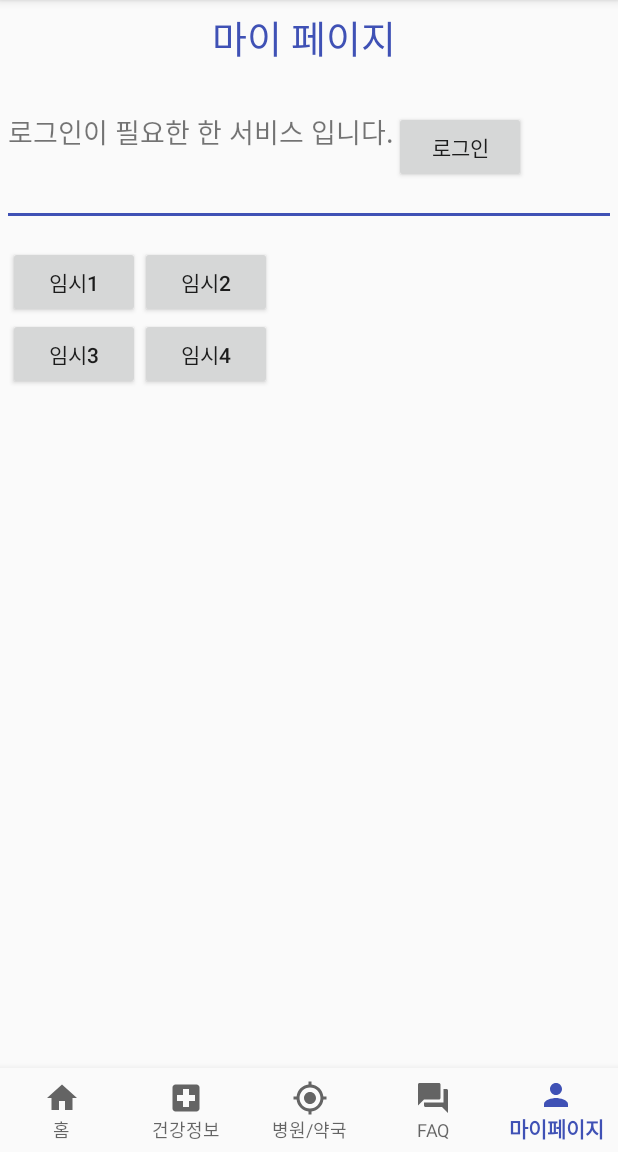
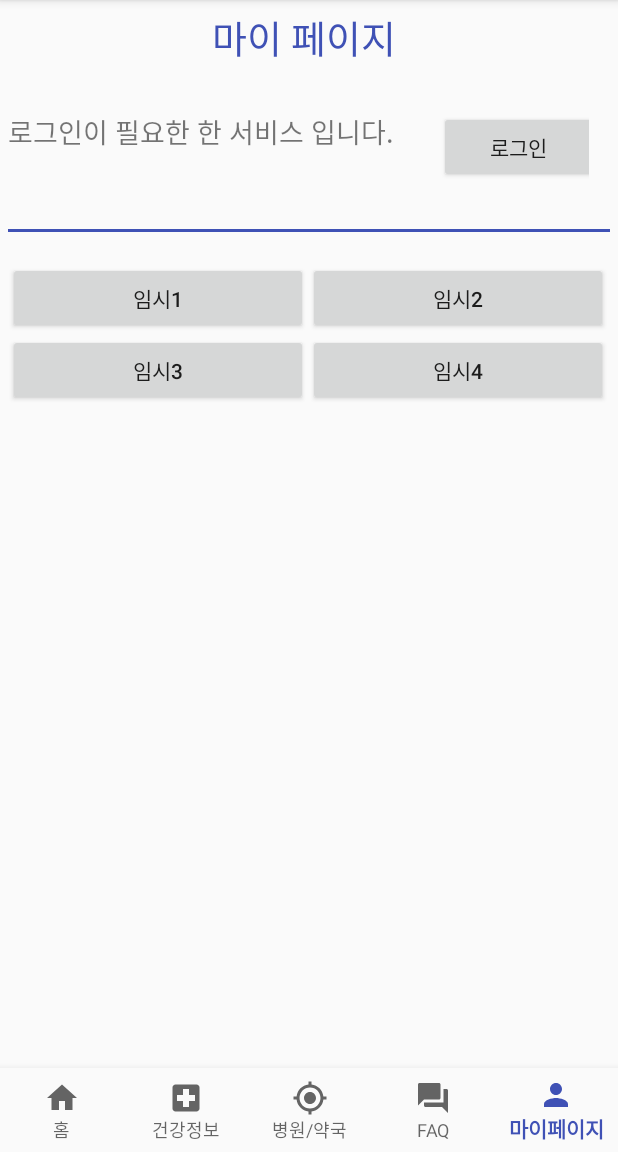
Before and after one commit to sangkyukwon/samplee, an Android app: the screen it shows after launch (MainActivity), item 5 of the bottom bar chosen, on a phone screen of 412 x 824 dp, the part 84-1236 px from its top. Run offline under Robolectric (Android 15) with nearby library versions, the phone set to English and light mode, and no system bars; libraries missing offline, so code that uses them is left out: com.kakao.auth, com.kakao.usermgmt, com.naver.maps; 5 statements that could not run were skipped.

```diff
--- a/app/src/main/java/com/example/samsung/sample/menu3.java
+++ b/app/src/main/java/com/example/samsung/sample/menu3.java
@@ -5,6 +5,18 @@ import android.view.LayoutInflater;
 import android.view.View;
 import android.view.ViewGroup;
 import android.widget.Button;
+
+import com.naver.maps.map.MapFragment;
+import com.naver.maps.map.NaverMap;
+import com.naver.maps.map.OnMapReadyCallback;
+import com.naver.maps.map.UiSettings;
+import com.naver.maps.map.overlay.InfoWindow;
+import com.naver.maps.map.overlay.Marker;
+import com.naver.maps.map.util.FusedLocationSource;
+
+import java.util.ArrayList;
+import java.util.List;
+
 import androidx.fragment.app.FragmentManager;
 import androidx.fragment.app.FragmentTransaction;
 
@@ -13,11 +25,15 @@ import androidx.annotation.Nullable;
 import androidx.fragment.app.Fragment;
 
 
-public class menu3 extends Fragment {
+public class menu3 extends Fragment implements OnMapReadyCallback {
     hos fragment1;
     hos2 fragment2;
-
-
+    private static final int ACCESS_LOCATION_PERMISSION_REQUEST_CODE = 100;
+    private FusedLocationSource locationSource;
+    private NaverMap naverMap;
+    private InfoWindow infoWindow;
+    private List<Marker> markerList = new ArrayList<Marker>();
+    private boolean isCameraAnimated = false;
 
 
 
@@ -25,29 +41,63 @@ public class menu3 extends Fragment {
     @Override
     public View onCreateView(@NonNull LayoutInflater inflater, @Nullable ViewGroup container, @Nullable Bundle savedInstanceState) {
         View view = inflater.inflate(R.layout.activity_main3, container, false);
-         fragment1 = new hos();
-         fragment2 = new hos2();
 
-        Button button1=(Button)view.findViewById(R.id.button1);
-        button1.setOnClickListener(new View.OnClickListener() {
-            @Override
-            public void onClick(View v) {
-              getActivity().getSupportFragmentManager().beginTransaction().replace(R.id.map,fragment1);
 
-            }
-        });
+        MapFragment mapFragment = (MapFragment)getActivity().getSupportFragmentManager().findFragmentById(R.id.map);
+        if (mapFragment == null) {
+            mapFragment = MapFragment.newInstance();
+            getActivity().getSupportFragmentManager().beginTransaction().add(R.id.map, mapFragment).commit();
+        }
 
-        Button button2= (Button)view.findViewById(R.id.button2);
-        button2.setOnClickListener(new View.OnClickListener() {
-            @Override
-            public void onClick(View v) {
-                getActivity().getSupportFragmentManager().beginTransaction().replace(R.id.map,fragment2);
-            }
-        });
+
+
+        mapFragment.getMapAsync(this);
+
+//         fragment1 = new hos();
+//         fragment2 = new hos2();
+//
+//        Button button1=(Button)view.findViewById(R.id.button1);
+//        button1.setOnClickListener(new View.OnClickListener() {
+//            @Override
+//            public void onClick(View v) {
+//              getActivity().getSupportFragmentManager().beginTransaction().replace(R.id.map,fragment1);
+//
+//            }
+//        });
+//
+//        Button button2= (Button)view.findViewById(R.id.button2);
+//        button2.setOnClickListener(new View.OnClickListener() {
+//            @Override
+//            public void onClick(View v) {
+//                getActivity().getSupportFragmentManager().beginTransaction().replace(R.id.map,fragment2).commit();
+//            }
+//        });
+
+
+
 
 
 
         return view;
     }
 
+    @Override
+    public void onMapReady(@NonNull NaverMap naverMap) {
+        locationSource = new FusedLocationSource( this , ACCESS_LOCATION_PERMISSION_REQUEST_CODE );
+        naverMap . setLocationSource (locationSource);
+        UiSettings uiSettings = naverMap. getUiSettings ();
+        uiSettings . setLocationButtonEnabled ( true );
+    }
+
+
+    @Override
+    public void onRequestPermissionsResult(int requestCode, @NonNull String[] permissions, @NonNull int[] grantResults) {
+        super.onRequestPermissionsResult(requestCode, permissions, grantResults);
+
+        switch (requestCode) {
+            case ACCESS_LOCATION_PERMISSION_REQUEST_CODE:
+                locationSource.onRequestPermissionsResult(requestCode, permissions, grantResults);
+                return;
+        }
+    }
 }
--- a/app/src/main/java/com/example/samsung/sample/menu5.java
+++ b/app/src/main/java/com/example/samsung/sample/menu5.java
@@ -30,6 +30,7 @@ public class menu5 extends Fragment {
 
         });
 
+
         return view;
     }
 }
--- a/app/src/main/res/layout/activity_hash.xml
+++ b/app/src/main/res/layout/activity_hash.xml
@@ -3,7 +3,6 @@
     xmlns:app="http://schemas.android.com/apk/res-auto"
     xmlns:tools="http://schemas.android.com/tools"
     android:layout_width="match_parent"
-    android:layout_height="match_parent"
-    tools:context=".hash">
+    android:layout_height="match_parent">
 
 </android.support.constraint.ConstraintLayout>
--- a/app/src/main/res/layout/activity_main3.xml
+++ b/app/src/main/res/layout/activity_main3.xml
@@ -31,4 +31,7 @@
         android:layout_height="match_parent" />
 
 
+
+
+
 </LinearLayout>
--- a/app/src/main/res/layout/activity_main5.xml
+++ b/app/src/main/res/layout/activity_main5.xml
@@ -19,28 +19,42 @@
         android:textSize="25dp" />
 
 
+
+
     <LinearLayout
         android:paddingTop="20dp"
         android:layout_width="match_parent"
         android:layout_height="wrap_content"
+
         android:orientation="horizontal"
         >
-<TextView
-    android:layout_width="wrap_content"
-    android:layout_height="wrap_content"
-    android:textSize="18dp"
-    android:text="로그인이 필요한 한 서비스 입니다."/>
 
-        <Button
-            android:id="@+id/login"
+        <TextView
             android:layout_width="wrap_content"
             android:layout_height="wrap_content"
-            android:layout_gravity="right"
-            android:text="로그인" />
+            android:paddingRight="30dp"
+            android:text="로그인이 필요한 한 서비스 입니다."
+            android:textSize="18dp" />
+
+
+        <LinearLayout
+            android:layout_width="100dp"
+            android:layout_height="wrap_content"
+            android:orientation="horizontal">
+
+            <Button
+                android:id="@+id/login"
+                android:layout_width="106dp"
+                android:layout_height="wrap_content"
+                android:layout_gravity="right"
+                android:text="로그인"
+              android:layout_marginBottom="15dp"/>
+        </LinearLayout>
     </LinearLayout>
     <LinearLayout
+
         android:orientation="vertical"
-        android:paddingTop="20dp"
+        android:paddingTop="15dp"
         android:layout_width="match_parent"
         android:layout_height="wrap_content">
         <View
@@ -59,13 +73,13 @@
 
         <Button
 
-            android:layout_width="wrap_content"
+            android:layout_width="200dp"
             android:layout_height="wrap_content"
             android:text="임시1"/>
 
 
         <Button
-            android:layout_width="wrap_content"
+            android:layout_width="200dp"
             android:layout_height="wrap_content"
             android:text="임시2" />
 
@@ -76,13 +90,13 @@
         android:orientation="horizontal"
         >
         <Button
-            android:layout_width="wrap_content"
+            android:layout_width="200dp"
             android:layout_height="wrap_content"
             android:text="임시3"/>
 
 
         <Button
-            android:layout_width="wrap_content"
+            android:layout_width="200dp"
             android:layout_height="wrap_content"
             android:text="임시4"/>
 
--- a/app/src/main/res/layout/fragment_hos2.xml
+++ b/app/src/main/res/layout/fragment_hos2.xml
@@ -10,5 +10,4 @@
         android:name="com.naver.maps.map.MapFragment"
         android:layout_width="match_parent"
         android:layout_height="match_parent" />
-
 </FrameLayout>
--- a/build.gradle
+++ b/build.gradle
@@ -10,6 +10,8 @@ buildscript {
 
     dependencies {
         classpath 'com.android.tools.build:gradle:3.6.3'
+        classpath 'com.google.gms:google-services:4.3.3'
+
 
 
 
@@ -24,11 +26,13 @@ allprojects {
         jcenter()
         maven {
             url "https://maven.google.com"
+
         }
 //        /*카카오*/
         maven { url 'http://devrepo.kakao.com:8088/nexus/content/groups/public/'}
 
     }
+
 }
 
 
```
Also changed, not shown: app/build.gradle (+4 -13 lines), app/src/main/java/com/example/samsung/sample/SessionCallback.java (deleted, +0 -82 lines), app/src/main/java/com/example/samsung/sample/loginActivity.java (+71 -51 lines).
